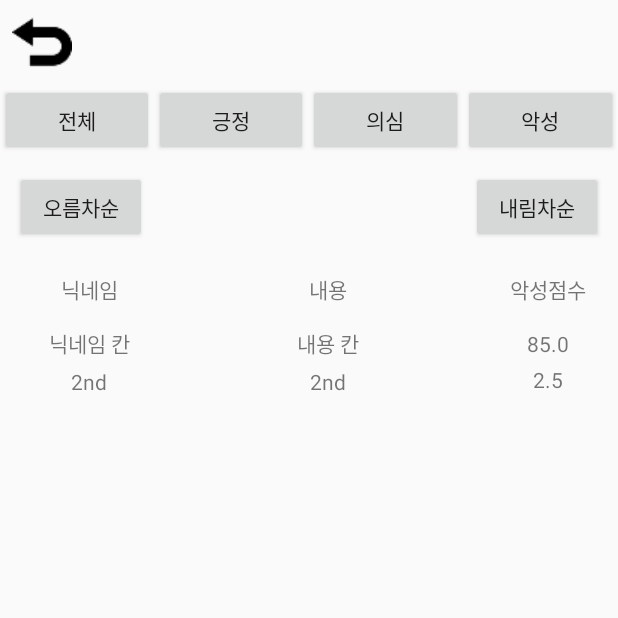
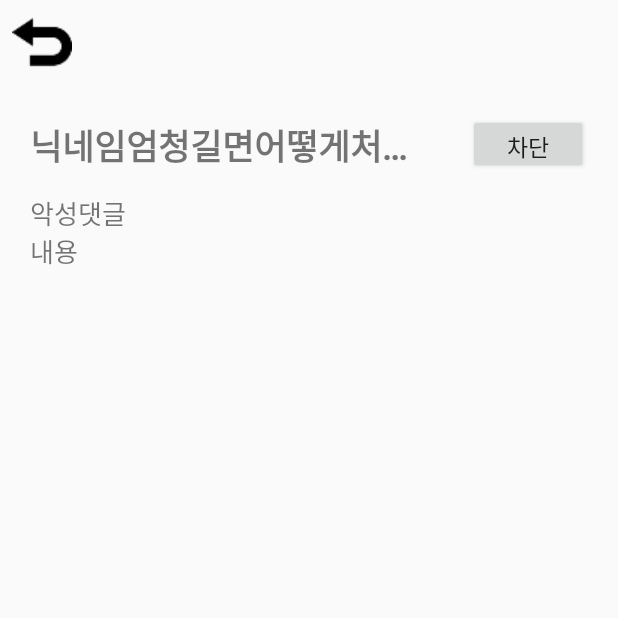
Before and after one commit to Youtube-cleaner/Youtube-cleaner-Android, an Android app: the ResultActivity screen opened directly, with no data from a screen before it, on a phone screen of 412 x 824 dp, the top half of it. Run offline under Robolectric (Android 15) with nearby library versions, the phone set to English and light mode, and no system bars.

Commit message:
UI re-design

```diff
--- a/app/src/main/java/com/example/youtubecleaner/MainActivity.java
+++ b/app/src/main/java/com/example/youtubecleaner/MainActivity.java
@@ -10,15 +10,16 @@ import android.util.Log;
 import android.view.View;
 import android.widget.Button;
 import android.widget.EditText;
+import android.widget.Toast;
 
 import com.google.android.material.slider.RangeSlider;
 
 public class MainActivity extends AppCompatActivity {
 
     private EditText edtUri;
-    private RangeSlider rangeSlider;
     private Button btnCheck;
-    private Float range1, range2;
+
+    String strUri;
 
     @Override
     protected void onCreate(Bundle savedInstanceState) {
@@ -28,34 +29,23 @@ public class MainActivity extends AppCompatActivity {
         actionBar.hide();
 
         edtUri = (EditText) findViewById(R.id.edtUri);
-        rangeSlider = (RangeSlider) findViewById(R.id.rangeSlider);
         btnCheck = (Button) findViewById(R.id.btnCheck);
 
-        rangeSlider.setValues(30f,60f);
-        rangeSlider.addOnSliderTouchListener(rangeSliderListener);
+
 
         btnCheck.setOnClickListener(new View.OnClickListener() {
             @Override
             public void onClick(View view) {
-                Intent intent = new Intent(getApplicationContext(), ResultActivity.class);
-                startActivity(intent);
+                if (edtUri.getText().toString().length() == 0) {    // uri 입력하지 않았을 때
+                    Toast.makeText(getApplicationContext(), "동영상 주소를 입력해주세요!", Toast.LENGTH_SHORT).show();
+                } else {
+                    strUri = edtUri.getText().toString();
+                    Intent intent = new Intent(getApplicationContext(), ResultActivity.class);
+                    intent.putExtra("strUri", strUri);
+                    startActivity(intent);
+                }
             }
         });
     }
 
-    private final RangeSlider.OnSliderTouchListener rangeSliderListener = new RangeSlider.OnSliderTouchListener() {
-        @Override
-        public void onStartTrackingTouch(@NonNull RangeSlider slider) {
-            // 바가 시작하면 동작
-        }
-
-        @Override
-        public void onStopTrackingTouch(@NonNull RangeSlider slider) {
-            // 사용자가 바에서 손을 뗐을 때
-            range1 = slider.getValues().get(0);
-            range2 = slider.getValues().get(1);
-            Log.i("rangeSlider", "range1 : "+range1);
-            Log.i("rangeSlider", "range2 : "+range2);
-        }
-    };
 }
--- a/app/src/main/java/com/example/youtubecleaner/ResultActivity.java
+++ b/app/src/main/java/com/example/youtubecleaner/ResultActivity.java
@@ -1,12 +1,17 @@
 package com.example.youtubecleaner;
 
+import android.content.Intent;
 import android.os.Bundle;
+import android.widget.LinearLayout;
+import android.widget.TextView;
 
 import androidx.annotation.Nullable;
 import androidx.appcompat.app.ActionBar;
 import androidx.appcompat.app.AppCompatActivity;
 
 public class ResultActivity extends AppCompatActivity{
+
+    //LinearLayout llName;
     @Override
     protected void onCreate(@Nullable Bundle savedInstanceState) {
         super.onCreate(savedInstanceState);
@@ -15,5 +20,23 @@ public class ResultActivity extends AppCompatActivity{
         ActionBar actionBar = getSupportActionBar();
         actionBar.setDisplayHomeAsUpEnabled(true);  // 눌렀을때 발생하는 건 manifest에서
         actionBar.setTitle("");
+
+        Intent intent = getIntent();
+        String strUri = intent.getStringExtra("strUri");
+
+        //llName=(LinearLayout) findViewById(R.id.llName);
+        //createTextView();
     }
+
+    /*
+    private void createTextView(){
+        TextView newTv = new TextView(getApplicationContext());
+        newTv.setText("원하는 텍스트");
+        LinearLayout.LayoutParams param = new LinearLayout.LayoutParams(LinearLayout.LayoutParams.WRAP_CONTENT,LinearLayout.LayoutParams.WRAP_CONTENT);
+        param.bottomMargin=8;
+        newTv.setLayoutParams(param);
+        llName.addView(newTv);
+    }
+
+     */
 }
--- a/app/src/main/res/layout/activity_main.xml
+++ b/app/src/main/res/layout/activity_main.xml
@@ -9,7 +9,7 @@
         android:layout_width="match_parent"
         android:layout_height="wrap_content"
         android:gravity="center"
-        android:layout_margin="20dp">
+        android:layout_marginBottom="20dp">
         <ImageView
             android:layout_width="192dp"
             android:layout_height="175dp"
@@ -28,13 +28,6 @@
             android:layout_height="40dp"
             android:inputType="textUri"
             android:hint="URI 입력"/>
-        <com.google.android.material.slider.RangeSlider
-            android:id="@+id/rangeSlider"
-            android:layout_width="300dp"
-            android:layout_height="wrap_content"
-            android:valueFrom="0.0"
-            android:valueTo="100.0"
-            android:stepSize="5.0"/>
         <Button
             android:id="@+id/btnCheck"
             android:layout_width="wrap_content"
--- a/app/src/main/res/layout/result.xml
+++ b/app/src/main/res/layout/result.xml
@@ -1,105 +1,45 @@
 <?xml version="1.0" encoding="utf-8"?>
-<LinearLayout xmlns:android="http://schemas.android.com/apk/res/android"
-    android:layout_width="match_parent"
-    android:layout_height="match_parent"
-    android:orientation="vertical">
+<ScrollView xmlns:android="http://schemas.android.com/apk/res/android"
+    android:layout_width="fill_parent"
+    android:layout_height="fill_parent">
 
     <LinearLayout
-        android:layout_width="match_parent"
-        android:layout_height="wrap_content">
-        <Button
-            android:layout_width="wrap_content"
+        android:layout_width="fill_parent"
+        android:layout_height="fill_parent"
+        android:orientation="vertical"
+        android:padding="20dp">
+
+        <RelativeLayout
+            android:layout_width="fill_parent"
             android:layout_height="wrap_content"
-            android:layout_weight="1"
-            android:text="전체"
-            android:id="@+id/btn1"></Button>
-        <Button
-            android:layout_width="wrap_content"
-            android:layout_height="wrap_content"
-            android:layout_weight="1"
-            android:text="긍정"
-            android:id="@+id/btn2"></Button>
-        <Button
-            android:layout_width="wrap_content"
-            android:layout_height="wrap_content"
-            android:layout_weight="1"
-            android:text="의심"
-            android:id="@+id/btn3"></Button>
-        <Button
-            android:layout_width="wrap_content"
-            android:layout_height="wrap_content"
-            android:layout_weight="1"
-            android:text="악성"
-            android:id="@+id/btn4"></Button>
+            android:layout_marginBottom="10dp">
+            <TextView
+                android:layout_width="270dp"
+                android:layout_height="40dp"
+                android:layout_alignParentLeft="true"
+                android:layout_alignParentTop="true"
+                android:layout_marginTop="3dp"
+                android:text="닉네임엄청길면어떻게처리를할까용"
+                android:singleLine="true"
+                android:textSize="23dp"
+                android:textStyle="bold"
+                android:id="@+id/tvNickName1"></TextView>
+            <Button
+                android:layout_width="80dp"
+                android:layout_height="40dp"
+                android:layout_alignParentTop="true"
+                android:layout_alignParentRight="true"
+                android:text="차단"
+                android:textSize="15dp"
+                android:id="@+id/btnBlock1"></Button>
+            <TextView
+                android:layout_width="match_parent"
+                android:layout_height="wrap_content"
+                android:layout_below="@+id/tvNickName1"
+                android:text="악성댓글\n내용"
+                android:paddingTop="10dp"
+                android:textSize="17dp"
+                android:id="@+id/tvContent1"></TextView>
+        </RelativeLayout>
     </LinearLayout>
-
-    <RelativeLayout
-        android:layout_width="match_parent"
-        android:layout_height="wrap_content"
-        android:padding="10dp">
-        <Button
-            android:layout_width="wrap_content"
-            android:layout_height="wrap_content"
-            android:text="오름차순"
-            android:id="@+id/btnUp"/>
-        <Button
-            android:layout_width="wrap_content"
-            android:layout_height="wrap_content"
-            android:text="내림차순"
-            android:layout_alignParentRight="true"
-            android:id="@+id/btnDown"/>
-    </RelativeLayout>
-
-    <GridLayout
-        android:layout_width="match_parent"
-        android:layout_height="wrap_content"
-        android:columnCount="3"
-        android:rowCount="2"
-        android:padding="10dp">
-        <TextView
-            android:layout_width="wrap_content"
-            android:layout_height="wrap_content"
-            android:layout_column="0"
-            android:layout_row="0"
-            android:layout_columnWeight="2"
-            android:gravity="center"
-            android:layout_marginBottom="15dp"
-            android:text="닉네임"/>
-        <TextView
-            android:layout_width="wrap_content"
-            android:layout_height="wrap_content"
-            android:layout_columnWeight="8"
-            android:gravity="center"
-            android:text="내용"/>
-        <TextView
-            android:layout_width="wrap_content"
-            android:layout_height="wrap_content"
-            android:layout_columnWeight="1"
-            android:gravity="center"
-            android:text="악성점수" />
-        <TextView
-            android:layout_width="wrap_content"
-            android:layout_height="wrap_content"
-            android:layout_column="0"
-            android:layout_row="1"
-            android:layout_columnWeight="2"
-            android:gravity="center"
-            android:lineSpacingExtra="8dp"
-            android:text="닉네임 칸\n2nd"/>
-        <TextView
-            android:layout_width="wrap_content"
-            android:layout_height="wrap_content"
-            android:layout_columnWeight="8"
-            android:lineSpacingExtra="8dp"
-            android:gravity="center"
-            android:text="내용 칸\n2nd"/>
-        <TextView
-            android:layout_width="wrap_content"
-            android:layout_height="wrap_content"
-            android:layout_columnWeight="1"
-            android:lineSpacingExtra="8dp"
-            android:gravity="center"
-            android:text="85.0\n2.5" />
-    </GridLayout>
-
-</LinearLayout>
+</ScrollView>
```
